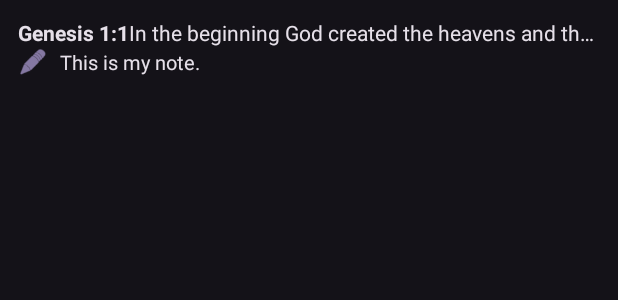
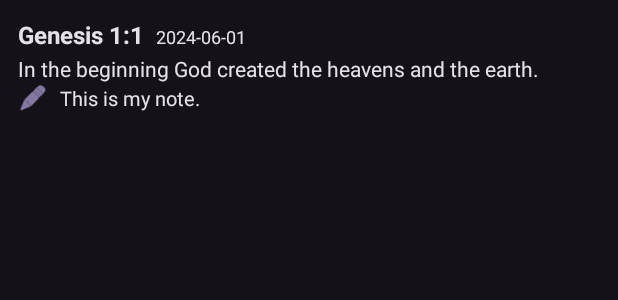
Before and after one commit to samhwy/thebible, an Android app: the layout item_bookmark.xml on its own in the app's theme, with its tools: preview values and no code run, on a phone screen of 412 x 824 dp. Shown: the top 300 px of the screen. Run offline under Robolectric (Android 15) with nearby library versions, the phone set to English and light mode, and no system bars.

```diff
--- a/app/src/main/java/com/sam/thebible/ui/main/MainViewModel.kt
+++ b/app/src/main/java/com/sam/thebible/ui/main/MainViewModel.kt
@@ -64,6 +64,7 @@ class MainViewModel @Inject constructor(
                 if (bookList.isNotEmpty()) {
                     var bookObj = bookList.firstOrNull { it.code == book }?: bookList.first()
                     Log.d("selectBook", "Checkpoint 1 load books: ${bookList.size}")
+                    // Thread.dumpStack()
                     selectBook(bookObj, chapter)
                 }
             } catch (e: Exception) {
@@ -179,7 +180,11 @@ class MainViewModel @Inject constructor(
     }
 
     fun jumpToVerse(bookCode: String, chapter: Int, verse: Int = 1) {
+
         _books.value?.find { it.code == bookCode }?.let { book ->
+            Log.d("jumpToVerse", "checkpoint 5 book: $bookCode, chapter: $chapter, verse: $verse")
+            lastBook=book
+            lastChapter = chapter
             selectBook(book, chapter)
             _isSearchMode.value = false
             _targetVerse.value = verse
--- a/app/src/main/res/layout/item_bookmark.xml
+++ b/app/src/main/res/layout/item_bookmark.xml
@@ -6,7 +6,7 @@
     android:layout_height="wrap_content"
     android:padding="12dp">
 
-    <!-- 第一行：书名 章:节 | 经文内容 -->
+    <!-- 第一行：书名 章:节 | 日期 -->
     <TextView
         android:id="@+id/tvBookChapterVerse"
         android:layout_width="wrap_content"
@@ -14,12 +14,28 @@
         android:text="Genesis 1:1"
         android:textStyle="bold"
         android:textColor="?attr/colorOnBackground"
+        android:textSize="16sp"
         android:maxLines="1"
+        android:foreground="?attr/selectableItemBackground"
+        android:autoLink="none"
         app:layout_constraintStart_toStartOf="parent"
+        app:layout_constraintTop_toTopOf="parent"/>
+
+    <TextView
+        android:id="@+id/tvBookmarkDate"
+        android:layout_width="wrap_content"
+        android:layout_height="wrap_content"
+        android:text="2024-06-01"
+        android:textColor="?attr/colorOnBackground"
+        android:textSize="12sp"
+        android:maxLines="1"
+        android:ellipsize="end"
+        app:layout_constraintStart_toEndOf="@id/tvBookChapterVerse"
         app:layout_constraintTop_toTopOf="parent"
-        app:layout_constraintEnd_toStartOf="@id/tvVerseContent"
-        app:layout_constraintHorizontal_chainStyle="packed"/>
+        app:layout_constraintBaseline_toBaselineOf="@id/tvBookChapterVerse"
+        android:layout_marginStart="8dp"/>
 
+    <!-- 第二行：经文内容 -->
     <TextView
         android:id="@+id/tvVerseContent"
         android:layout_width="0dp"
@@ -29,12 +45,12 @@
         android:maxLines="1"
         android:textColor="?attr/colorOnBackground"
         android:textSize="14sp"
-        app:layout_constraintStart_toEndOf="@id/tvBookChapterVerse"
+        app:layout_constraintStart_toStartOf="parent"
         app:layout_constraintEnd_toEndOf="parent"
-        app:layout_constraintTop_toTopOf="parent"
-        app:layout_constraintHorizontal_bias="1.0"/>
+        app:layout_constraintTop_toBottomOf="@id/tvBookChapterVerse"
+        android:layout_marginTop="2dp"/>
 
-    <!-- 第二行：笔记图标 | 笔记内容 -->
+    <!-- 第三行：笔记图标 | 笔记内容 -->
     <ImageView
         android:id="@+id/ivNoteIcon"
         android:layout_width="20dp"
@@ -42,7 +58,7 @@
         android:src="@android:drawable/ic_menu_edit"
         android:contentDescription="Note"
         app:layout_constraintStart_toStartOf="parent"
-        app:layout_constraintTop_toBottomOf="@id/tvBookChapterVerse"
+        app:layout_constraintTop_toBottomOf="@id/tvVerseContent"
         app:layout_constraintBottom_toBottomOf="parent"
         app:tint="?attr/colorPrimary" />
 
--- a/app/src/main/res/values/colors.xml
+++ b/app/src/main/res/values/colors.xml
@@ -9,4 +9,5 @@
     <color name="dark_gray">#FF3F3F3F</color>
     <color name="darker_gray">#FF1A1A1A</color>
     <color name="menu_icon_color">#FFFFFF</color>
+    <color name="purple_700">#FF6200EE</color>
 </resources>
```
Also changed, not shown: app/src/main/java/com/sam/thebible/adapter/BookmarkAdapter.kt (+23 -1 lines), app/src/main/java/com/sam/thebible/ui/bookmarks/BookmarksFragment.kt (+13 -10 lines), app/src/main/java/com/sam/thebible/ui/main/MainFragment.kt (+44 -6 lines).
